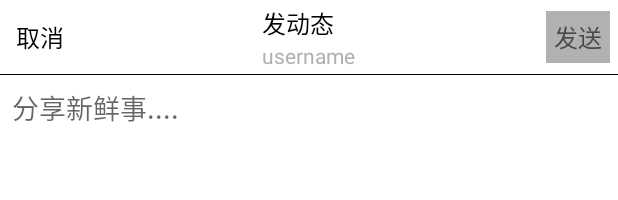
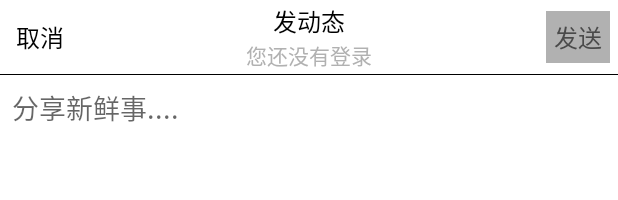
Before and after one commit to DangerMaker/MyApplication, an Android app: the layout activity_selectimg.xml on its own in the app's theme, with its tools: preview values and no code run, on a phone screen of 412 x 824 dp. Shown: the top 200 px of the screen. Run offline under Robolectric (Android 15) with nearby library versions, the light colour scheme and no system bars.

```diff
--- a/app/src/main/java/com/example/administrator/myapplication/MyApplication.java
+++ b/app/src/main/java/com/example/administrator/myapplication/MyApplication.java
@@ -7,6 +7,8 @@ import com.facebook.drawee.backends.pipeline.Fresco;
 import com.facebook.imagepipeline.backends.okhttp.OkHttpImagePipelineConfigFactory;
 import com.facebook.imagepipeline.core.ImagePipelineConfig;
 import com.squareup.okhttp.OkHttpClient;
+
+import java.io.File;
 
 /**
  * Created by Administrator on 2016/4/13.
--- a/app/src/main/res/layout/activity_selectimg.xml
+++ b/app/src/main/res/layout/activity_selectimg.xml
@@ -28,6 +28,7 @@
             android:layout_centerInParent="true"
             android:layout_height="wrap_content">
             <TextView
+                android:layout_gravity="center"
                 android:layout_width="wrap_content"
                 android:layout_height="wrap_content"
                 android:text="发动态"
@@ -36,7 +37,7 @@
             <TextView
                 android:layout_width="wrap_content"
                 android:layout_height="wrap_content"
-                android:text="username"
+                android:text="您还没有登录"
                 android:textColor="@color/gray_text"
                 android:id="@+id/username"
                 />
```
Also changed, not shown: app/src/main/java/com/example/administrator/myapplication/ui/PublishedActivity.java (+6 -8 lines), app/src/main/java/com/example/administrator/myapplication/ui/view/Emotion_GridView2.java (+3 -4 lines), app/src/main/java/com/example/administrator/myapplication/util/FileUtils.java (+7 -7 lines).
